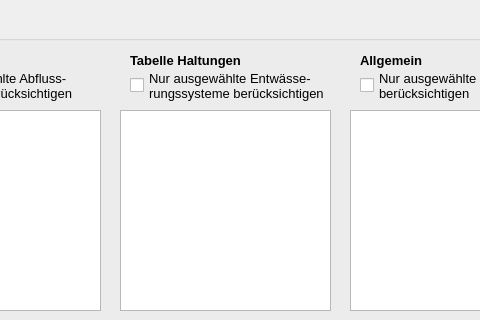
Qt form qkan/linkflaechen/res/application_createlinefl.ui (hoettges/QKan) before a commit; both pictures show x 150 to 630 and y 0 to 320 of the 770 by 600 pixel window.
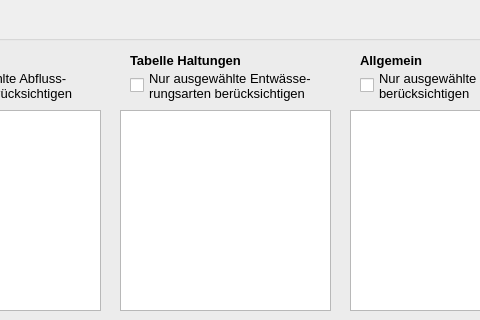
The same form after that commit.

Diff of the .ui file:
```diff
--- a/qkan/linkflaechen/res/application_createlinefl.ui
+++ b/qkan/linkflaechen/res/application_createlinefl.ui
@@ -490,7 +490,7 @@
     </property>
     <property name="text">
      <string>Nur ausgewählte Entwässe-
-rungssysteme berücksichtigen</string>
+rungsarten berücksichtigen</string>
     </property>
    </widget>
    <widget class="QCheckBox" name="cb_selTgbActive">
```
